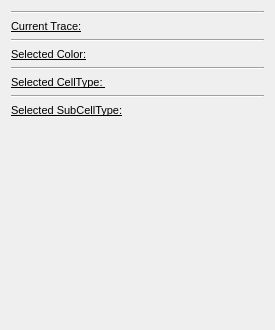
Before: the Qt Designer form Code/GUI/lib/Resources/QGoTraceManualEditingWidget.ui in gofigure2/GoFigure2, drawn with Qt 5.
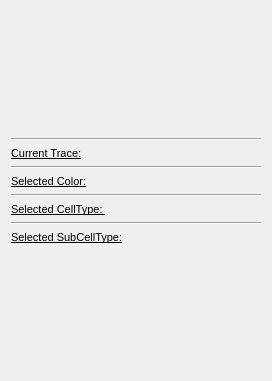
After: the same form once the commit is applied.

```diff
--- a/Code/GUI/lib/Resources/QGoTraceManualEditingWidget.ui
+++ b/Code/GUI/lib/Resources/QGoTraceManualEditingWidget.ui
@@ -6,15 +6,15 @@
    <rect>
     <x>0</x>
     <y>0</y>
-    <width>275</width>
-    <height>330</height>
+    <width>272</width>
+    <height>381</height>
    </rect>
   </property>
   <property name="windowTitle">
    <string>Form</string>
   </property>
   <layout class="QGridLayout" name="gridLayout">
-   <item row="0" column="0">
+   <item row="1" column="0">
     <layout class="QVBoxLayout" name="VLayoutTraceCollection">
      <item>
       <widget class="Line" name="line_4">
@@ -41,7 +41,7 @@
      </item>
     </layout>
    </item>
-   <item row="2" column="0">
+   <item row="3" column="0">
     <layout class="QVBoxLayout" name="VLayoutColor">
      <item>
       <widget class="Line" name="line">
@@ -68,7 +68,7 @@
      </item>
     </layout>
    </item>
-   <item row="5" column="0">
+   <item row="6" column="0">
     <layout class="QVBoxLayout" name="VLayoutCellType">
      <item>
       <widget class="Line" name="line_2">
@@ -95,7 +95,7 @@
      </item>
     </layout>
    </item>
-   <item row="6" column="0">
+   <item row="7" column="0">
     <layout class="QVBoxLayout" name="VLayoutSubCellType">
      <item>
       <widget class="Line" name="line_3">
@@ -122,7 +122,7 @@
      </item>
     </layout>
    </item>
-   <item row="9" column="0">
+   <item row="10" column="0">
     <spacer name="verticalSpacer_4">
      <property name="orientation">
       <enum>Qt::Vertical</enum>
@@ -135,6 +135,19 @@
      </property>
     </spacer>
    </item>
+   <item row="0" column="0">
+    <spacer name="verticalSpacer">
+     <property name="orientation">
+      <enum>Qt::Vertical</enum>
+     </property>
+     <property name="sizeHint" stdset="0">
+      <size>
+       <width>20</width>
+       <height>40</height>
+      </size>
+     </property>
+    </spacer>
+   </item>
   </layout>
  </widget>
  <resources/>
```
